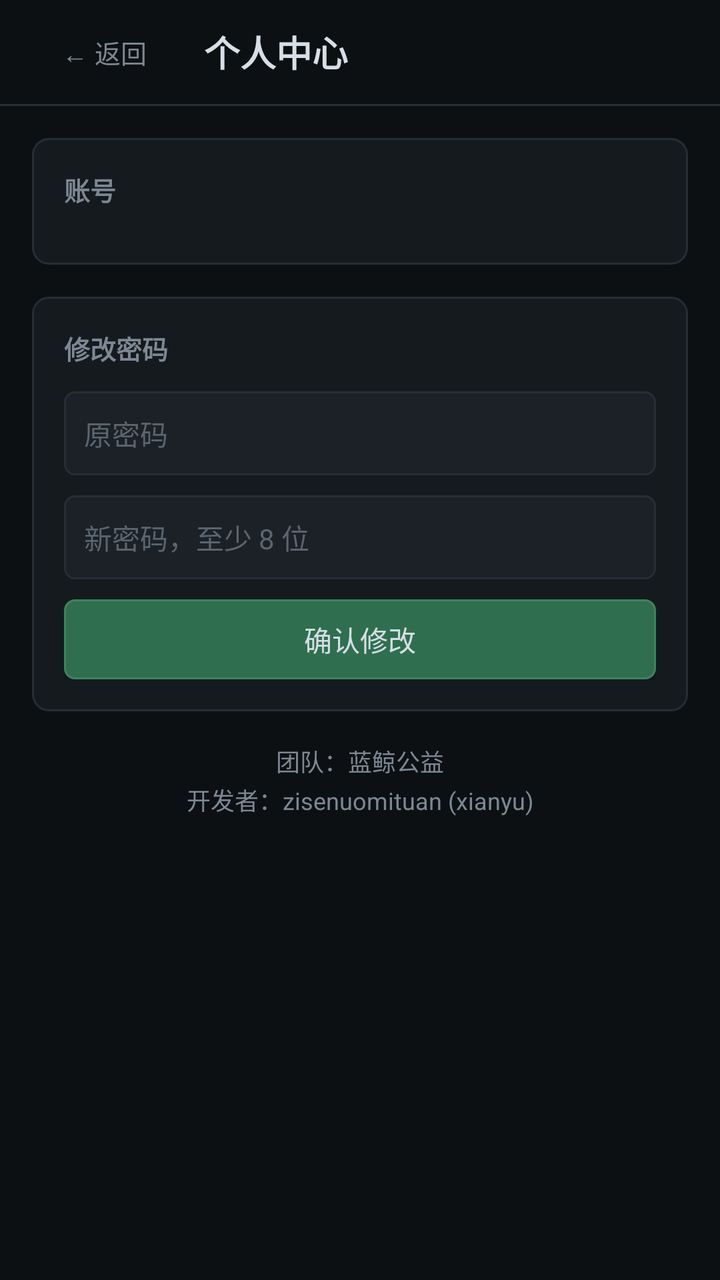
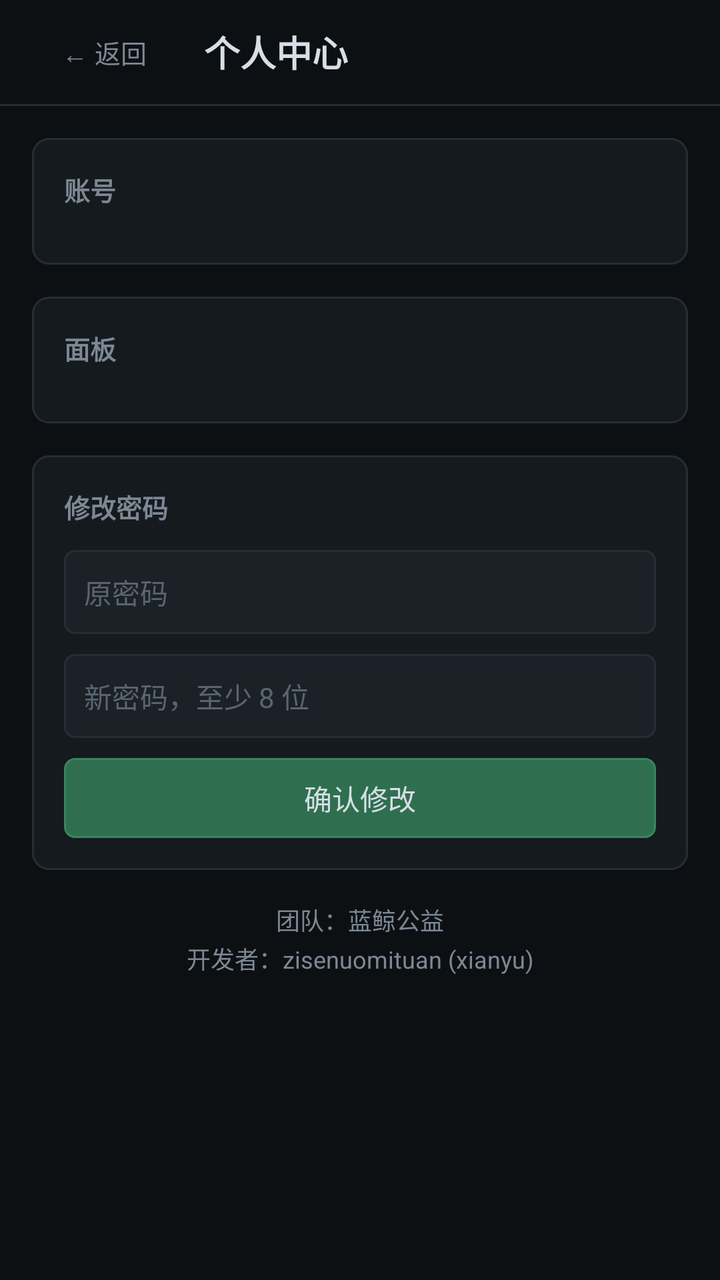

Compare the two renders of this Android layout. The source of the first and the diff that turns it into the second are given below.
<!-- AndroidManifest.xml: application theme AppTheme -->
<!-- res/layout/activity_profile.xml -->
<?xml version="1.0" encoding="utf-8"?>
<LinearLayout xmlns:android="http://schemas.android.com/apk/res/android"
    android:layout_width="match_parent"
    android:layout_height="match_parent"
    android:background="@color/bg"
    android:orientation="vertical">

    <LinearLayout
        android:layout_width="match_parent"
        android:layout_height="wrap_content"
        android:gravity="center_vertical"
        android:minHeight="52dp"
        android:orientation="horizontal"
        android:paddingStart="8dp"
        android:paddingEnd="12dp">

        <Button
            android:id="@+id/btnBack"
            style="@style/Btn.Ghost"
            android:layout_width="wrap_content"
            android:layout_height="wrap_content"
            android:minHeight="32dp"
            android:paddingStart="8dp"
            android:paddingEnd="8dp"
            android:text="← 返回"
            android:textSize="13sp" />

        <TextView
            android:layout_width="wrap_content"
            android:layout_height="wrap_content"
            android:layout_marginStart="6dp"
            android:text="个人中心"
            android:textColor="@color/text"
            android:textSize="18sp"
            android:textStyle="bold" />
    </LinearLayout>

    <View
        android:layout_width="match_parent"
        android:layout_height="1dp"
        android:background="@color/line" />

    <ScrollView
        android:layout_width="match_parent"
        android:layout_height="0dp"
        android:layout_weight="1">

        <LinearLayout
            android:layout_width="match_parent"
            android:layout_height="wrap_content"
            android:orientation="vertical"
            android:padding="16dp">

            <LinearLayout style="@style/Panel">

                <TextView
                    style="@style/PanelTitle"
                    android:text="账号" />

                <LinearLayout
                    android:id="@+id/kvContainer"
                    android:layout_width="match_parent"
                    android:layout_height="wrap_content"
                    android:orientation="vertical" />
            </LinearLayout>

            <LinearLayout style="@style/Panel">

                <TextView
                    style="@style/PanelTitle"
                    android:text="修改密码" />

                <EditText
                    android:id="@+id/pwdOld"
                    style="@style/Input"
                    android:layout_width="match_parent"
                    android:layout_height="wrap_content"
                    android:hint="原密码"
                    android:inputType="textPassword" />

                <EditText
                    android:id="@+id/pwdNew"
                    style="@style/Input"
                    android:layout_width="match_parent"
                    android:layout_height="wrap_content"
                    android:layout_marginTop="10dp"
                    android:hint="新密码，至少 8 位"
                    android:inputType="textPassword" />

                <Button
                    android:id="@+id/btnChangePwd"
                    style="@style/Btn.Primary"
                    android:layout_width="match_parent"
                    android:layout_height="wrap_content"
                    android:layout_marginTop="10dp"
                    android:text="确认修改" />
            </LinearLayout>

            <LinearLayout
                android:id="@+id/updatePanel"
                style="@style/Panel"
                android:visibility="gone">

                <TextView
                    style="@style/PanelTitle"
                    android:text="版本" />

                <LinearLayout
                    android:id="@+id/versionContainer"
                    android:layout_width="match_parent"
                    android:layout_height="wrap_content"
                    android:orientation="vertical" />

                <Button
                    android:id="@+id/btnCheckUpdate"
                    style="@style/Btn"
                    android:layout_width="match_parent"
                    android:layout_height="wrap_content"
                    android:layout_marginTop="10dp"
                    android:text="检查更新" />
            </LinearLayout>

            <TextView
                android:layout_width="match_parent"
                android:layout_height="wrap_content"
                android:gravity="center"
                android:lineSpacingExtra="2dp"
                android:paddingBottom="6dp"
                android:text="@string/attribution"
                android:textColor="@color/dim"
                android:textSize="12sp" />

        </LinearLayout>
    </ScrollView>

</LinearLayout>
<!-- resources referenced by this layout -->
<resources>
  <color name="bg">#0d1013</color>
  <color name="dim">#7d8894</color>
  <color name="line">#262d35</color>
  <color name="text">#d7dee6</color>
  <string name="attribution">团队：蓝鲸公益\n开发者：zisenuomituan (xianyu)</string>
  <style name="Btn">
          <item name="android:background">@drawable/bg_btn</item>
          <item name="android:textColor">@color/text</item>
          <item name="android:textSize">14sp</item>
          <item name="android:textAllCaps">false</item>
          <item name="android:padding">8dp</item>
          <item name="android:minHeight">40dp</item>
      </style>
  <style name="Btn.Ghost">
          <item name="android:background">@drawable/bg_btn_ghost</item>
          <item name="android:textColor">@color/dim</item>
      </style>
  <style name="Btn.Primary">
          <item name="android:background">@drawable/bg_btn_primary</item>
      </style>
  <style name="Input">
          <item name="android:background">@drawable/bg_input</item>
          <item name="android:textColor">@color/text</item>
          <item name="android:textColorHint">@color/placeholder</item>
          <item name="android:textSize">14sp</item>
          <item name="android:padding">10dp</item>
          <item name="android:minHeight">42dp</item>
      </style>
  <style name="Panel">
          <item name="android:layout_width">match_parent</item>
          <item name="android:layout_height">wrap_content</item>
          <item name="android:layout_marginBottom">16dp</item>
          <item name="android:background">@drawable/bg_card</item>
          <item name="android:orientation">vertical</item>
          <item name="android:padding">16dp</item>
      </style>
  <style name="PanelTitle">
          <item name="android:layout_width">wrap_content</item>
          <item name="android:layout_height">wrap_content</item>
          <item name="android:layout_marginBottom">12dp</item>
          <item name="android:textColor">@color/dim</item>
          <item name="android:textSize">13sp</item>
          <item name="android:textStyle">bold</item>
      </style>
  <style name="AppTheme" parent="Theme.AppCompat.NoActionBar">
          <item name="android:windowBackground">@color/bg</item>
          <item name="colorPrimary">@color/btn_primary</item>
          <item name="colorPrimaryDark">@color/bg</item>
          <item name="colorAccent">@color/blue</item>
          <item name="android:textColorPrimary">@color/text</item>
          <item name="android:textColor">@color/text</item>
          <item name="android:statusBarColor">@color/bg</item>
          <item name="android:navigationBarColor">@color/bg</item>
      </style>
  <!-- drawable bg_input (drawable) -->
  <?xml version="1.0" encoding="utf-8"?>
  <shape xmlns:android="http://schemas.android.com/apk/res/android"
      android:shape="rectangle">
      <solid android:color="@color/panel2" />
      <stroke android:width="1dp" android:color="@color/line" />
      <corners android:radius="5dp" />
  </shape>
  <color name="placeholder">#5b6570</color>
  <!-- drawable bg_card (drawable) -->
  <?xml version="1.0" encoding="utf-8"?>
  <shape xmlns:android="http://schemas.android.com/apk/res/android"
      android:shape="rectangle">
      <solid android:color="@color/panel" />
      <stroke android:width="1dp" android:color="@color/line" />
      <corners android:radius="8dp" />
  </shape>
  <color name="btn_primary">#2f6f4f</color>
  <color name="blue">#6aa6f0</color>
  <color name="btn_press">#27323d</color>
  <color name="btn">#202932</color>
  <color name="panel2">#1b2127</color>
  <color name="btn_primary_press">#357c58</color>
  <color name="btn_primary_line">#3a8560</color>
  <color name="panel">#151a1f</color>
  <!-- unchanged entries left out for length: 3 -->
</resources>

<!-- the commit's change to res/layout/activity_profile.xml (unified diff, before → after) -->
@@ -59,6 +59,19 @@
 
                 <LinearLayout
                     android:id="@+id/kvContainer"
+                    android:layout_width="match_parent"
+                    android:layout_height="wrap_content"
+                    android:orientation="vertical" />
+            </LinearLayout>
+
+            <LinearLayout style="@style/Panel">
+
+                <TextView
+                    style="@style/PanelTitle"
+                    android:text="面板" />
+
+                <LinearLayout
+                    android:id="@+id/panelContainer"
                     android:layout_width="match_parent"
                     android:layout_height="wrap_content"
                     android:orientation="vertical" />
